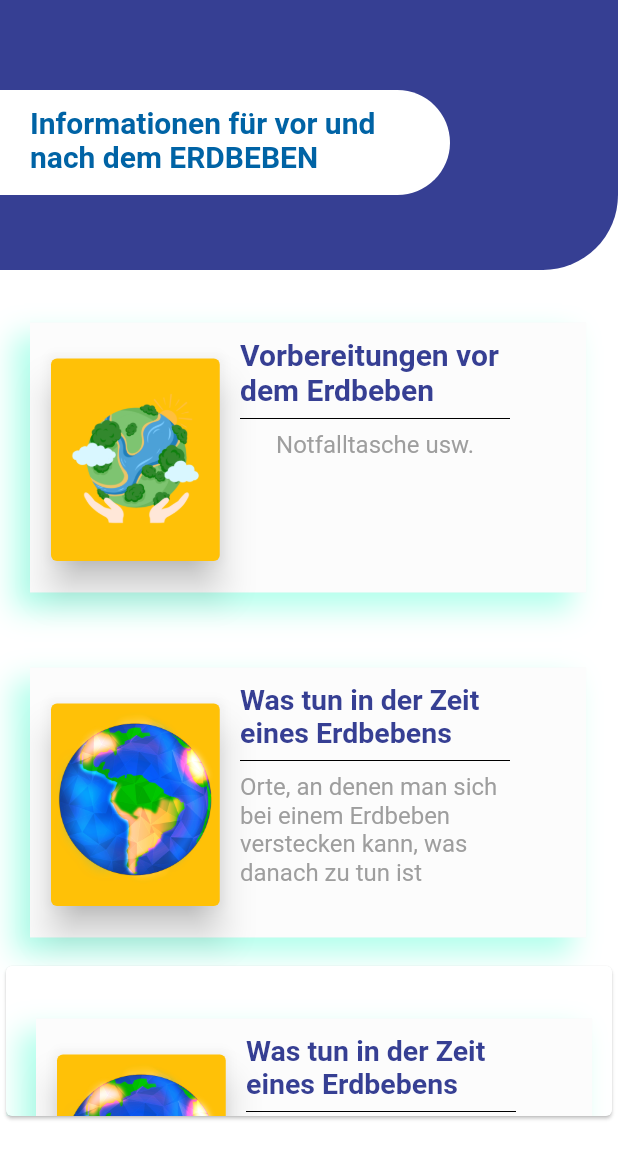
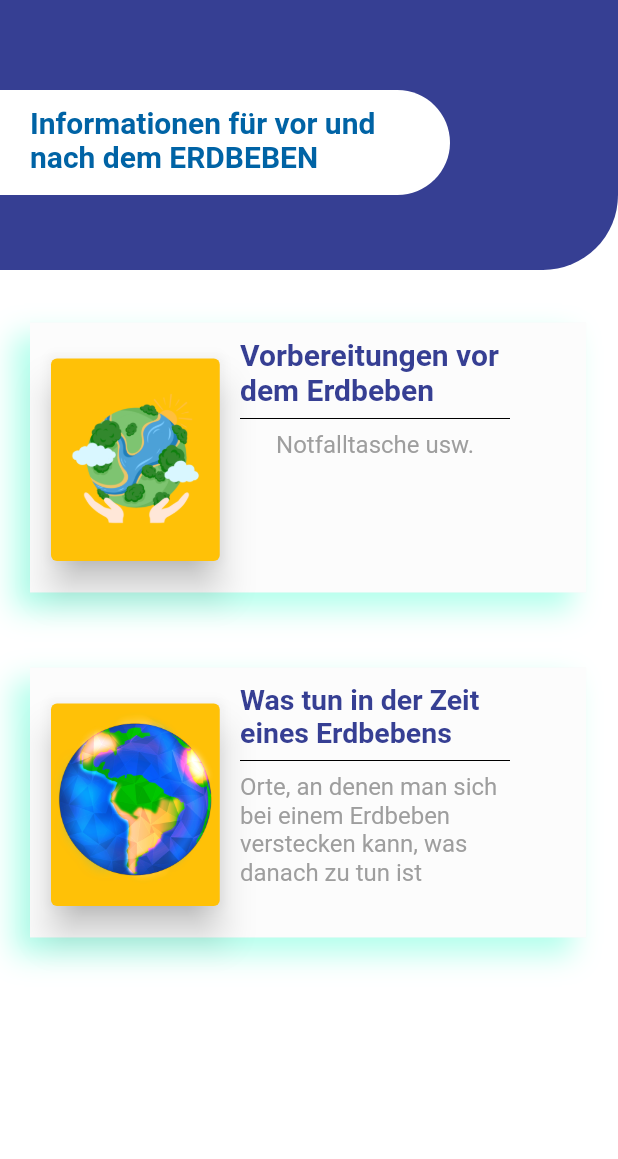
Before and after one commit to olesti/atalay, a Flutter app: the name screen opened directly, on a phone screen of 412 x 824 dp. Shown: the top 1159 px of the screen. Run offline on Flutter 3.47's test engine with Material 2 defaults, Android fonts, the phone set to English and light mode, and no system bars; our stand-ins replace cloud_firestore, firebase_auth, firebase_core, firebase_database, font_awesome_flutter, get_it and 2 more; missing offline and left inert: dart:ffi, flutter_phone_direct_caller, flutter_sms; accounts and stored records are empty; Roboto replaces fonts that are missing (MetaPro); project files that could hold a hidden picture were left out.

Commit message:
26haz tez

```diff
--- a/lib/pages/dat.dart
+++ b/lib/pages/dat.dart
@@ -143,80 +143,6 @@ class _nameState extends State<name> {
             new InkWell(
                 child: Container(
               height: 230,
-              child: Stack(
-                children: [
-                  Positioned(
-                      top: 35,
-                      left: 20,
-                      child: Material(
-                          child: Container(
-                        height: 180.0,
-                        width: width * 0.9,
-                        decoration: BoxDecoration(
-                            color: Color.fromARGB(255, 252, 252, 252),
-                            borderRadius: BorderRadius.circular(0.0),
-                            boxShadow: [
-                              BoxShadow(
-                                color: Color.fromARGB(186, 0, 255, 191)
-                                    .withOpacity(0.3),
-                                offset: new Offset(-10, 10),
-                                blurRadius: 15.0,
-                                spreadRadius: 1.0,
-                              )
-                            ]),
-                      ))),
-                  Positioned(
-                      top: 55,
-                      left: 30,
-                      child: Card(
-                          color: Colors.amber,
-                          elevation: 10.0,
-                          //shadowColor: Colors.grey.withOpacity(0.5),
-                          /*shape: RoundedRectangleBorder(
-                            borderRadius: BorderRadius.circular(15.0),
-                          ),*/
-                          child: Container(
-                              height: 135,
-                              width: 112.5,
-                              decoration: BoxDecoration(
-                                borderRadius: BorderRadius.circular(10.0),
-                                image: DecorationImage(
-                                  //fit: BoxFit.fill,
-                                  image: AssetImage("assets/images/dunya1.png"),
-                                ),
-                              )))),
-                  Positioned(
-                      top: 45,
-                      left: 160,
-                      child: Container(
-                        height: 150,
-                        width: 180,
-                        child: Column(children: [
-                          Text(
-                            "Was tun in der Zeit eines Erdbebens",
-                            style: TextStyle(
-                                fontSize: 19,
-                                color: Color(0xFF363f93),
-                                fontWeight: FontWeight.bold),
-                          ),
-                          Divider(
-                            color: Colors.black,
-                          ),
-                          Text(
-                            "Orte, an denen man sich bei einem Erdbeben verstecken kann, was danach zu tun ist",
-                            style: TextStyle(
-                                fontSize: 16,
-                                color: Colors.grey,
-                                fontWeight: FontWeight.normal),
-                          ),
-                        ]),
-                      ))
-                ],
-              ),
-            )),
-            new Card(
-                child: Container(
-              height: 100,
               child: Stack(
                 children: [
                   Positioned(
--- a/lib/pages/login.dart
+++ b/lib/pages/login.dart
@@ -32,6 +32,13 @@ class _LoginState extends State<Login> {
           child: Column(
             mainAxisAlignment: MainAxisAlignment.center,
             children: <Widget>[
+              Image(
+                  width: 250,
+                  fit: BoxFit.fitHeight,
+                  image: AssetImage("assets/images/taü.png")),
+              SizedBox(
+                height: 190,
+              ),
               TextFormField(
                 decoration: const InputDecoration(
                     focusedBorder: OutlineInputBorder(
@@ -88,7 +95,26 @@ class _LoginState extends State<Login> {
                       })
                 ],
               ),
-              _loginbutton()
+              _loginbutton(),
+              SizedBox(
+                height: 30,
+              ),
+              Column(
+                children: const <Widget>[
+                  SizedBox(
+                    height: 20,
+                  ),
+                  Image(
+                      height: 100,
+                      fit: BoxFit.fitHeight,
+                      image: AssetImage("assets/images/tubitak.png")),
+                  SizedBox(
+                    height: 20,
+                  ),
+                  Text(
+                      "       Yiğit Atalay  Wise 2021-2022 \nBachelorarbeit und Tubitak Projekt")
+                ],
+              ),
             ],
           ),
         ),
--- a/lib/pages/maps_seite.dart
+++ b/lib/pages/maps_seite.dart
@@ -108,7 +108,7 @@ class _MapsaState extends State<Mapsa> {
     bool b = s3.toLowerCase() == 'true';
     //int a = hesaplama(s2, s3, double.parse(s4));
 
-    if ((double.parse(hum) < 60 && double.parse(hum) > 40) ||
+    if ((double.parse(hum) < 60 && double.parse(hum) > 40) &&
         (double.parse(s4) <= 28 && double.parse(s4) >= 20)) {
       s4 = "Gute Lebensbedingungen";
     } else {
```
Also changed, not shown: assets/images/tubitak.png.
